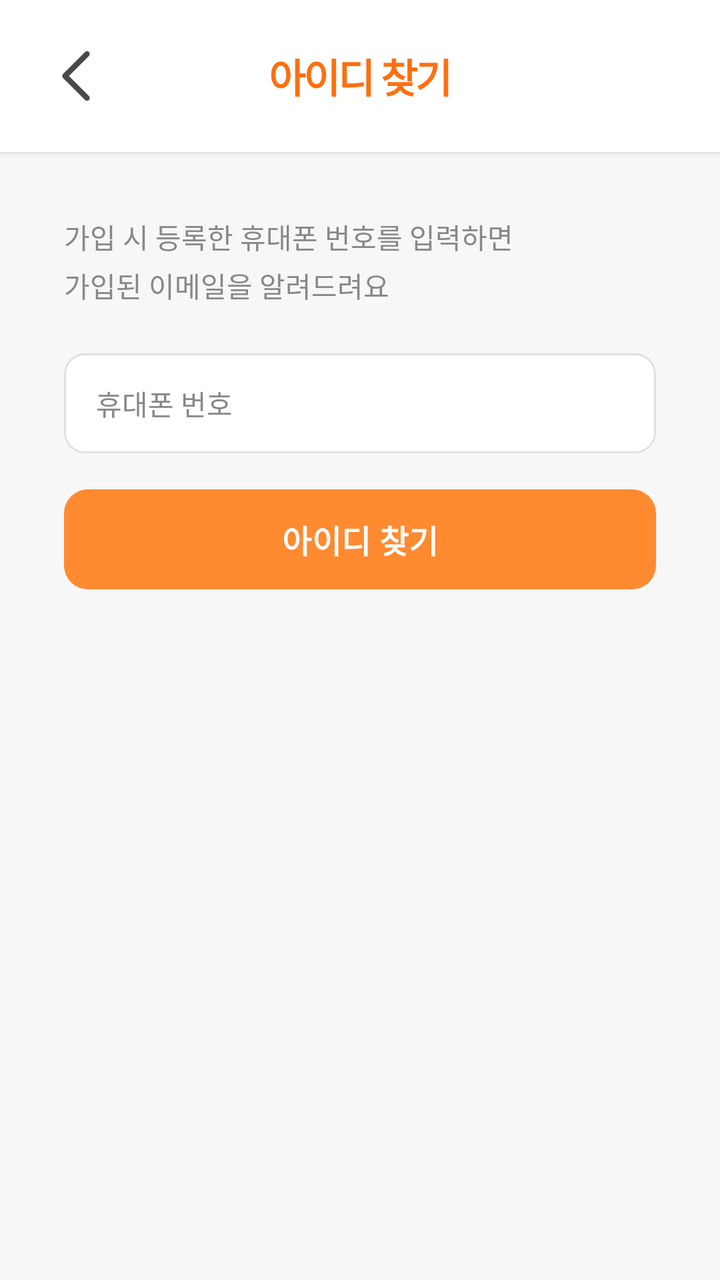
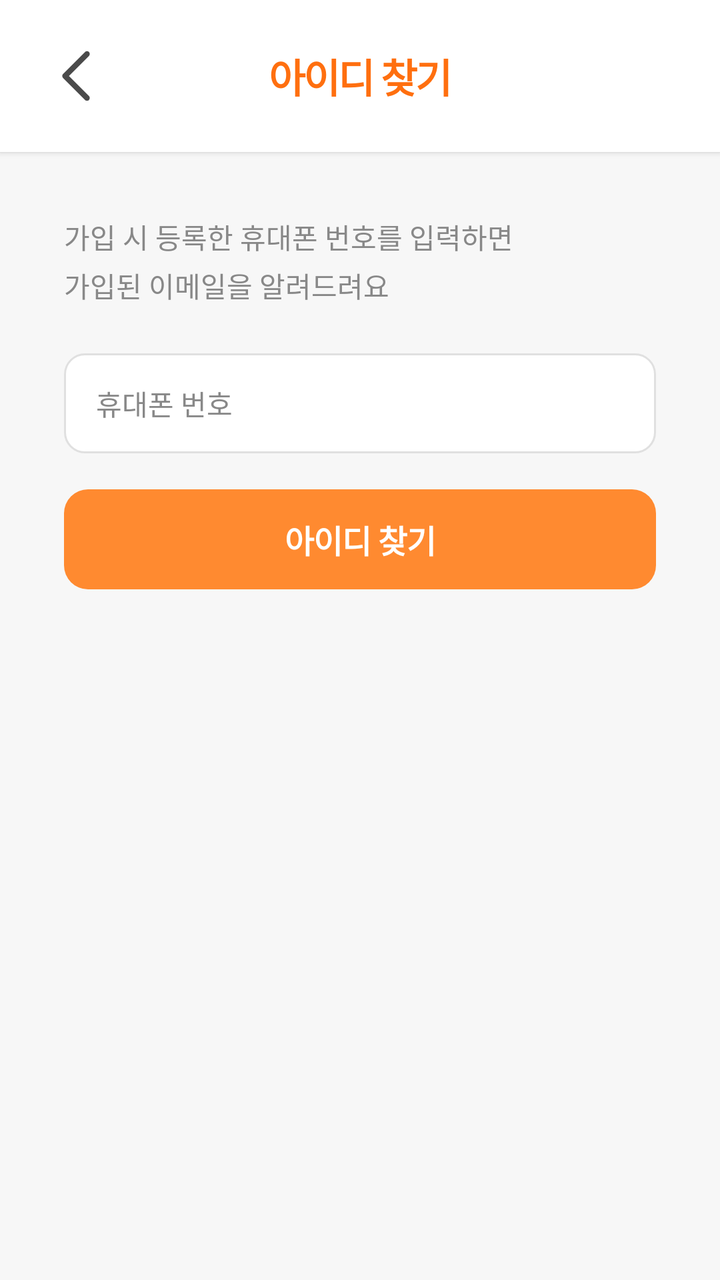

Before-and-after screenshots of an Android layout around one commit, followed by the original layout XML and the change that was made.
<!-- AndroidManifest.xml: application theme Theme.Honbabapp -->
<!-- res/layout/activity_find_email.xml -->
<?xml version="1.0" encoding="utf-8"?>
<LinearLayout xmlns:android="http://schemas.android.com/apk/res/android"
    android:layout_width="match_parent"
    android:layout_height="match_parent"
    android:orientation="vertical"
    android:background="@color/bg_200">

    
    <LinearLayout
        android:layout_width="match_parent"
        android:layout_height="wrap_content"
        android:orientation="horizontal"
        android:gravity="center_vertical"
        android:padding="16dp"
        android:background="@color/bg_100"
        android:elevation="2dp">

        <ImageButton
            android:id="@+id/btn_back"
            android:layout_width="44dp"
            android:layout_height="44dp"
            android:src="@drawable/ic_arrow_back"
            android:scaleType="centerCrop"
            android:background="@color/white"
            android:layout_marginEnd="12dp"
            android:contentDescription="뒤로가기" />

        <TextView
            android:layout_width="0dp"
            android:layout_height="wrap_content"
            android:layout_weight="1"
            android:text="아이디 찾기"
            android:textColor="@color/primary_200"
            android:textSize="20sp"
            android:textStyle="bold"
            android:gravity="center"
            android:letterSpacing="-0.05"
            android:layout_marginEnd="56dp" />

    </LinearLayout>

    <ScrollView
        android:layout_width="match_parent"
        android:layout_height="match_parent"
        android:fillViewport="true">

        <LinearLayout
            android:layout_width="match_parent"
            android:layout_height="wrap_content"
            android:orientation="vertical"
            android:padding="32dp">

            
            <TextView
                android:layout_width="wrap_content"
                android:layout_height="wrap_content"
                android:text="가입 시 등록한 휴대폰 번호를 입력하면\n가입된 이메일을 알려드려요"
                android:textColor="@color/text_200"
                android:textSize="14sp"
                android:lineSpacingExtra="4dp"
                android:layout_marginBottom="24dp" />

            
            <EditText
                android:id="@+id/et_phone"
                android:layout_width="match_parent"
                android:layout_height="50dp"
                android:hint="휴대폰 번호"
                android:textColorHint="@color/text_200"
                android:textColor="@color/text_100"
                android:textSize="14sp"
                android:inputType="phone"
                android:background="@drawable/edittext_background"
                android:paddingHorizontal="16dp"
                android:layout_marginBottom="18dp" />

            
            <Button
                android:id="@+id/btn_find_email"
                android:layout_width="match_parent"
                android:layout_height="50dp"
                android:text="아이디 찾기"
                android:textColor="@color/white"
                android:textSize="16sp"
                android:textStyle="bold"
                android:background="@drawable/button_primary_background"
                android:elevation="2dp"
                android:layout_marginBottom="24dp" />

            
            <LinearLayout
                android:id="@+id/layout_result"
                android:layout_width="match_parent"
                android:layout_height="wrap_content"
                android:orientation="vertical"
                android:gravity="center"
                android:background="@drawable/edittext_readonly_background"
                android:padding="24dp"
                android:visibility="gone">

                <TextView
                    android:layout_width="wrap_content"
                    android:layout_height="wrap_content"
                    android:text="가입된 이메일"
                    android:textColor="@color/text_200"
                    android:textSize="13sp"
                    android:layout_marginBottom="8dp" />

                <TextView
                    android:id="@+id/tv_masked_email"
                    android:layout_width="wrap_content"
                    android:layout_height="wrap_content"
                    android:text="ho***@naver.com"
                    android:textColor="@color/text_100"
                    android:textSize="20sp"
                    android:textStyle="bold"
                    android:layout_marginBottom="8dp" />

                <TextView
                    android:layout_width="wrap_content"
                    android:layout_height="wrap_content"
                    android:text="이 이메일로 로그인해주세요"
                    android:textColor="@color/text_200"
                    android:textSize="13sp" />

            </LinearLayout>

        </LinearLayout>

    </ScrollView>

</LinearLayout>
<!-- resources referenced by this layout -->
<resources>
  <color name="bg_100">#FFFFFF</color>
  <color name="bg_200">#F7F7F7</color>
  <color name="primary_200">#FF6F0F</color>
  <color name="text_100">#222222</color>
  <color name="text_200">#888888</color>
  <color name="white">#FFFFFFFF</color>
  <!-- drawable button_primary_background (drawable) -->
  <?xml version="1.0" encoding="utf-8"?>
  <shape xmlns:android="http://schemas.android.com/apk/res/android">
      <solid android:color="@color/primary_100" />
      <corners android:radius="12dp" />
  </shape>
  <!-- drawable edittext_background (drawable) -->
  <?xml version="1.0" encoding="utf-8"?>
  <selector xmlns:android="http://schemas.android.com/apk/res/android">
  
  
      <item android:state_focused="true">
          <shape android:shape="rectangle">
              <solid android:color="@color/bg_100"/>
              <corners android:radius="10dp"/>
              <stroke
                  android:width="2dp"
                  android:color="@color/primary_100"/>
          </shape>
      </item>
  
  
      <item>
          <shape android:shape="rectangle">
              <solid android:color="@color/bg_100"/>
              <corners android:radius="10dp"/>
              <stroke
                  android:width="1dp"
                  android:color="@color/border_100"/>
          </shape>
      </item>
  
  </selector>
  <!-- drawable edittext_readonly_background (drawable) -->
  <?xml version="1.0" encoding="utf-8"?>
  <shape xmlns:android="http://schemas.android.com/apk/res/android"
      android:shape="rectangle">
      <solid android:color="#F5F5F5" />
      <corners android:radius="8dp" />
      <stroke android:width="1dp" android:color="#E0E0E0" />
  </shape>
  <!-- drawable ic_arrow_back (drawable) -->
  <vector xmlns:android="http://schemas.android.com/apk/res/android"
      android:width="24dp"
      android:height="24dp"
      android:viewportWidth="24"
      android:viewportHeight="24">
  
    <path
        android:pathData="M15,18L9,12L15,6"
        android:strokeColor="#4A4A4A"
        android:strokeWidth="1.5"
        android:strokeLineCap="round"
        android:strokeLineJoin="round"
        android:fillColor="@android:color/transparent"/>
  </vector>
  <style name="Theme.Honbabapp" parent="Base.Theme.Honbabapp">
          <item name="android:windowIsTranslucent">true</item>
      </style>
  <color name="primary_100">#FF8A30</color>
  <color name="border_100">#E0E0E0</color>
  <style name="Base.Theme.Honbabapp" parent="Theme.Material3.Light.NoActionBar">
          
          <item name="colorPrimary">@color/primary_100</item>
          <item name="colorPrimaryVariant">@color/primary_200</item>
          <item name="colorOnPrimary">@android:color/white</item>
  
          
          <item name="colorSecondary">@color/accent_100</item>
          <item name="colorSecondaryVariant">@color/accent_200</item>
          <item name="colorOnSecondary">@android:color/white</item>
  
          
          <item name="android:colorBackground">@color/bg_100</item>
          <item name="colorSurface">@color/white</item>
          <item name="colorOnSurface">@color/text_100</item>
  
          
          <item name="android:statusBarColor">@android:color/white</item>
          <item name="android:windowLightStatusBar">true</item>
          
      </style>
  <color name="accent_100">#00C7AE</color>
  <color name="accent_200">#2B2B2B</color>
</resources>

<!-- the commit's change to res/layout/activity_find_email.xml (unified diff, before → after) -->
@@ -77,13 +77,11 @@
             
             <Button
                 android:id="@+id/btn_find_email"
+                style="@style/Widget.Honbab.Button.Primary"
                 android:layout_width="match_parent"
                 android:layout_height="50dp"
                 android:text="아이디 찾기"
-                android:textColor="@color/white"
                 android:textSize="16sp"
-                android:textStyle="bold"
-                android:background="@drawable/button_primary_background"
                 android:elevation="2dp"
                 android:layout_marginBottom="24dp" />
 
<!-- resource entries referenced after the edit -->
@@ -6,12 +6,6 @@
   <color name="text_100">#222222</color>
   <color name="text_200">#888888</color>
   <color name="white">#FFFFFFFF</color>
-  <!-- drawable button_primary_background (drawable) -->
-  <?xml version="1.0" encoding="utf-8"?>
-  <shape xmlns:android="http://schemas.android.com/apk/res/android">
-      <solid android:color="@color/primary_100" />
-      <corners android:radius="12dp" />
-  </shape>
   <!-- drawable edittext_background (drawable) -->
   <?xml version="1.0" encoding="utf-8"?>
   <selector xmlns:android="http://schemas.android.com/apk/res/android">
@@ -62,11 +56,25 @@
         android:strokeLineJoin="round"
         android:fillColor="@android:color/transparent"/>
   </vector>
+  <style name="Widget.Honbab.Button.Primary" parent="Widget.Honbab.Button">
+          <item name="android:textColor">@color/white</item>
+          <item name="backgroundTint">@color/primary_button_bg</item>
+      </style>
   <style name="Theme.Honbabapp" parent="Base.Theme.Honbabapp">
           <item name="android:windowIsTranslucent">true</item>
       </style>
   <color name="primary_100">#FF8A30</color>
   <color name="border_100">#E0E0E0</color>
+  <style name="Widget.Honbab.Button" parent="Widget.Material3.Button">
+          <item name="android:layout_height">50dp</item>
+          <item name="android:textSize">16sp</item>
+          <item name="android:textStyle">bold</item>
+          <item name="android:letterSpacing">-0.02</item>
+          <item name="cornerRadius">12dp</item>
+          <item name="elevation">0dp</item>
+          <item name="android:insetTop">0dp</item>
+          <item name="android:insetBottom">0dp</item>
+      </style>
   <style name="Base.Theme.Honbabapp" parent="Theme.Material3.Light.NoActionBar">
           
           <item name="colorPrimary">@color/primary_100</item>
